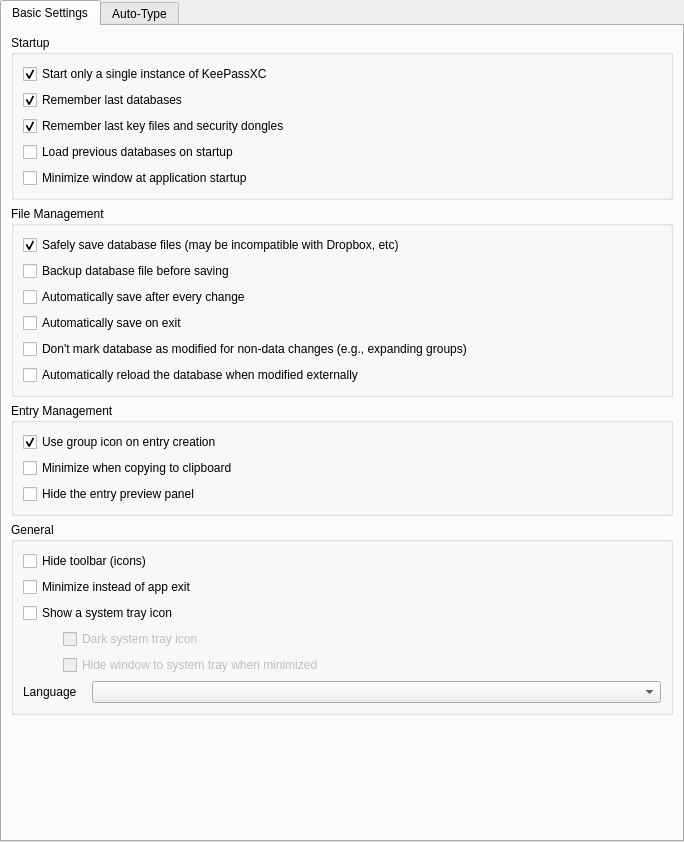
Old version of the form src/gui/ApplicationSettingsWidgetGeneral.ui in the repository keepassxreboot/keepassxc.
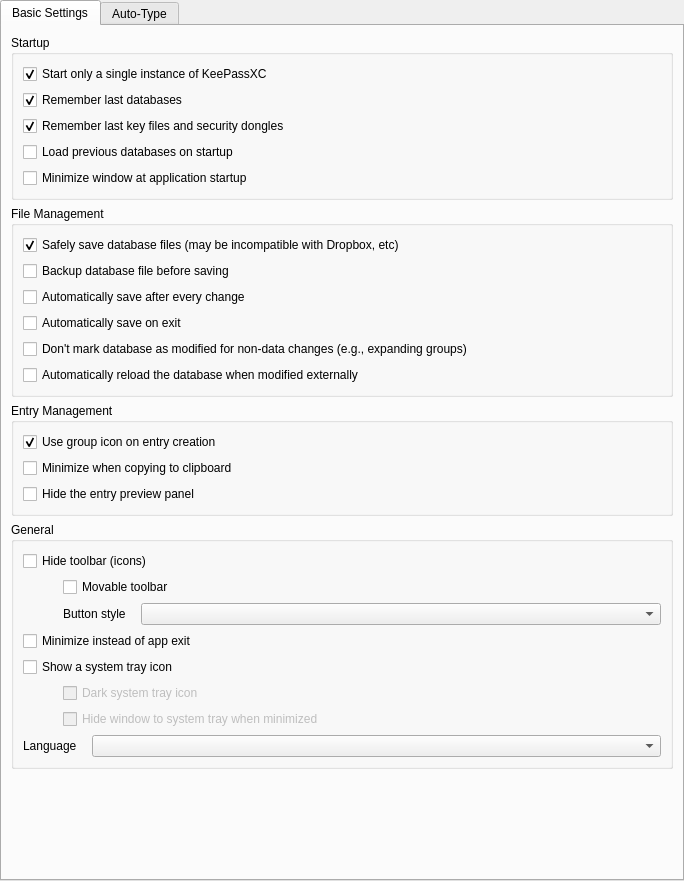
New version of the form. Custom widgets are drawn as their Qt base class.

Commit message:
Toolbar and tool buttons style.
- Add ability to change toolbar state and tool buttons style via
application settings widget.
- Save/restore toolbar state on app start/finish.
- Resolves #2343.

Patch:
```diff
--- a/src/gui/ApplicationSettingsWidgetGeneral.ui
+++ b/src/gui/ApplicationSettingsWidgetGeneral.ui
@@ -7,7 +7,7 @@
     <x>0</x>
     <y>0</y>
     <width>684</width>
-    <height>842</height>
+    <height>881</height>
    </rect>
   </property>
   <layout class="QVBoxLayout" name="verticalLayout_3">
@@ -186,6 +186,100 @@
             </property>
            </widget>
           </item>
+          <item>
+           <layout class="QHBoxLayout" name="toolbarMovableLayout">
+            <property name="spacing">
+             <number>0</number>
+            </property>
+            <property name="sizeConstraint">
+             <enum>QLayout::SetMaximumSize</enum>
+            </property>
+            <item>
+             <spacer name="toolbarMovableSpacer">
+              <property name="orientation">
+               <enum>Qt::Horizontal</enum>
+              </property>
+              <property name="sizeType">
+               <enum>QSizePolicy::Fixed</enum>
+              </property>
+              <property name="sizeHint" stdset="0">
+               <size>
+                <width>40</width>
+                <height>20</height>
+               </size>
+              </property>
+             </spacer>
+            </item>
+            <item>
+             <widget class="QCheckBox" name="toolbarMovableCheckBox">
+              <property name="enabled">
+               <bool>true</bool>
+              </property>
+              <property name="sizePolicy">
+               <sizepolicy hsizetype="Minimum" vsizetype="Fixed">
+                <horstretch>0</horstretch>
+                <verstretch>0</verstretch>
+               </sizepolicy>
+              </property>
+              <property name="text">
+               <string>Movable toolbar</string>
+              </property>
+             </widget>
+            </item>
+           </layout>
+          </item>
+          <item>
+           <layout class="QHBoxLayout" name="toolButtonStyleLayout">
+            <property name="spacing">
+             <number>15</number>
+            </property>
+            <item>
+             <spacer name="toolButtonStyleSpacer">
+              <property name="orientation">
+               <enum>Qt::Horizontal</enum>
+              </property>
+              <property name="sizeType">
+               <enum>QSizePolicy::Fixed</enum>
+              </property>
+              <property name="sizeHint" stdset="0">
+               <size>
+                <width>40</width>
+                <height>20</height>
+               </size>
+              </property>
+             </spacer>
+            </item>
+            <item alignment="Qt::AlignRight">
+             <widget class="QLabel" name="toolButtonStyleLabel">
+              <property name="enabled">
+               <bool>true</bool>
+              </property>
+              <property name="sizePolicy">
+               <sizepolicy hsizetype="Preferred" vsizetype="Fixed">
+                <horstretch>0</horstretch>
+                <verstretch>0</verstretch>
+               </sizepolicy>
+              </property>
+              <property name="text">
+               <string>Button style</string>
+              </property>
+             </widget>
+            </item>
+            <item>
+             <widget class="QComboBox" name="toolButtonStyleComboBox">
+              <property name="enabled">
+               <bool>true</bool>
+              </property>
+              <property name="sizePolicy">
+               <sizepolicy hsizetype="Expanding" vsizetype="Fixed">
+                <horstretch>0</horstretch>
+                <verstretch>0</verstretch>
+               </sizepolicy>
+              </property>
+             </widget>
+            </item>
+           </layout>
+          </item>
           <item>
            <widget class="QCheckBox" name="minimizeOnCloseCheckBox">
             <property name="text">
```
The commit also changes 4 other files.
